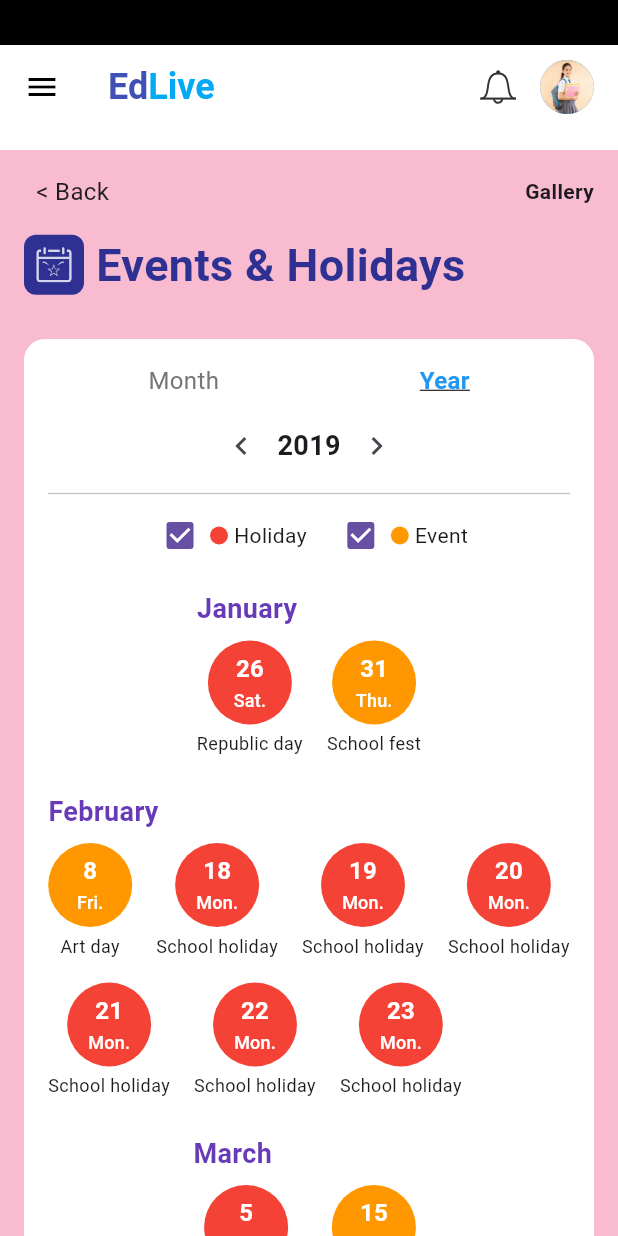
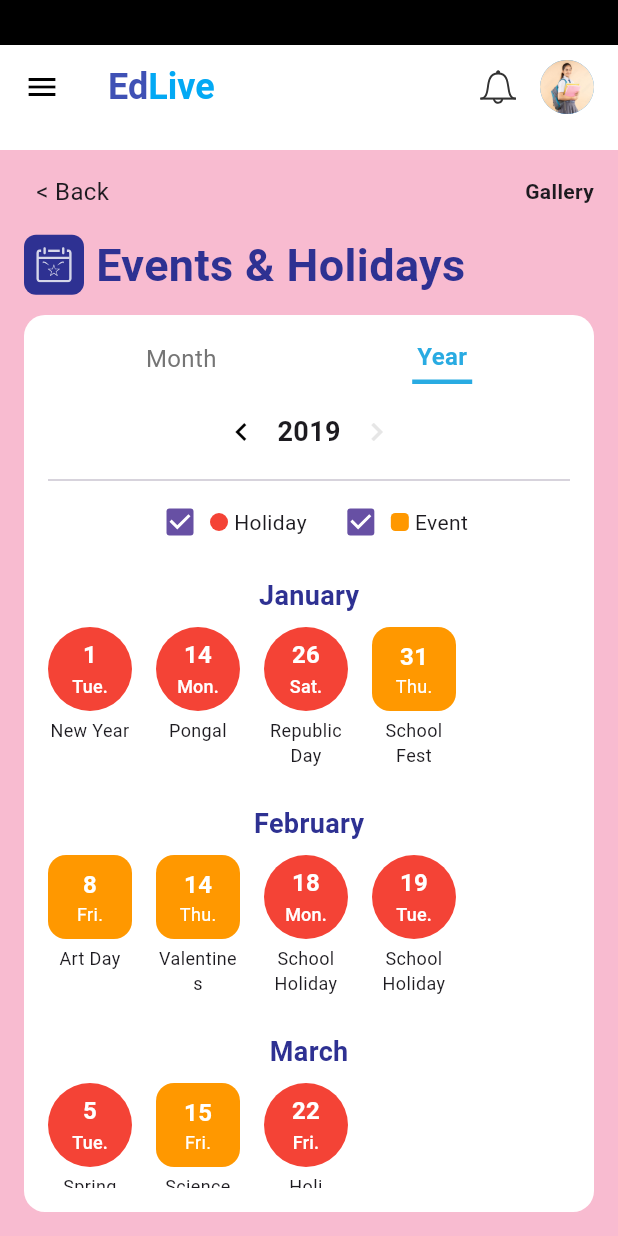
Before and after one commit to Sathiya-Developer007/EDLive-SchoolApp, a Flutter app: the EventsHolidaysPage screen opened directly, on a phone screen of 412 x 824 dp. Run offline on Flutter 3.47's test engine with Material 3 defaults, Android fonts, the phone set to English and light mode, and no system bars; our stand-ins replace flutter_svg, shared_preferences; accounts and stored records are empty.

Commit message:
Events & Holidaydays pge design finish

```diff
--- a/lib/screens/students/events_holidays_page.dart
+++ b/lib/screens/students/events_holidays_page.dart
@@ -15,83 +15,96 @@ class _EventsHolidaysPageState extends State<EventsHolidaysPage> {
   int selectedYear = 2019;
   bool isMonthSelected = false;
 
+  String currentMonth = '';
+int currentMonthIndex = 0;
+
+
+
+
   bool isHolidayChecked = true;
 bool isEventChecked = true;
 
+
+final List<String> months = [
+  'January', 'February', 'March', 'April', 'May', 'June',
+  'July', 'August', 'September', 'October', 'November', 'December'
+];
+
+
 final Map<String, List<Map<String, String>>> yearlyEvents = {
   'January': [
-      {
-        'day': '26',
-        'weekday': 'Sat.',
-        'type': 'Holiday',
-        'label': 'Republic day',
-      },
-      {'day': '31', 'weekday': 'Thu.', 'type': 'Event', 'label': 'School fest'},
+    {'day': '1', 'weekday': 'Tue.', 'type': 'Holiday', 'label': 'New Year'},
+    {'day': '14', 'weekday': 'Mon.', 'type': 'Holiday', 'label': 'Pongal'},
+    {'day': '26', 'weekday': 'Sat.', 'type': 'Holiday', 'label': 'Republic Day'},
+    {'day': '31', 'weekday': 'Thu.', 'type': 'Event', 'label': 'School Fest'},
   ],
   'February': [
-      {'day': '8', 'weekday': 'Fri.', 'type': 'Event', 'label': 'Art day'},
-      {
-        'day': '18',
-        'weekday': 'Mon.',
-        'type': 'Holiday',
-        'label': 'School holiday',
-      },
-      {
-        'day': '19',
-        'weekday': 'Mon.',
-        'type': 'Holiday',
-        'label': 'School holiday',
-      },
-      {
-        'day': '20',
-        'weekday': 'Mon.',
-        'type': 'Holiday',
-        'label': 'School holiday',
-      },
-      {
-        'day': '21',
-        'weekday': 'Mon.',
-        'type': 'Holiday',
-        'label': 'School holiday',
-      },
-      {
-        'day': '22',
-        'weekday': 'Mon.',
-        'type': 'Holiday',
-        'label': 'School holiday',
-      },
-      {
-        'day': '23',
-        'weekday': 'Mon.',
-        'type': 'Holiday',
-        'label': 'School holiday',
-      },
+    {'day': '8', 'weekday': 'Fri.', 'type': 'Event', 'label': 'Art Day'},
+    {'day': '14', 'weekday': 'Thu.', 'type': 'Event', 'label': 'Valentines Program'},
+    {'day': '18', 'weekday': 'Mon.', 'type': 'Holiday', 'label': 'School Holiday'},
+    {'day': '19', 'weekday': 'Tue.', 'type': 'Holiday', 'label': 'School Holiday'},
   ],
   'March': [
-      {
-        'day': '5',
-        'weekday': 'Tue.',
-        'type': 'Holiday',
-        'label': 'Spring Break',
-      },
-      {
-        'day': '15',
-        'weekday': 'Fri.',
-        'type': 'Event',
-        'label': 'Science Fair',
-      },
+    {'day': '5', 'weekday': 'Tue.', 'type': 'Holiday', 'label': 'Spring Break'},
+    {'day': '15', 'weekday': 'Fri.', 'type': 'Event', 'label': 'Science Fair'},
+    {'day': '22', 'weekday': 'Fri.', 'type': 'Holiday', 'label': 'Holi'},
   ],
   'April': [
-      {
-        'day': '14',
-        'weekday': 'Sun.',
-        'type': 'Holiday',
-        'label': 'Ambedkar Jayanti',
-      },
+    {'day': '14', 'weekday': 'Sun.', 'type': 'Holiday', 'label': 'Ambedkar Jayanti'},
     {'day': '22', 'weekday': 'Mon.', 'type': 'Event', 'label': 'Earth Day'},
   ],
-    // Add more months similarly...
+  'May': [
+    {'day': '1', 'weekday': 'Wed.', 'type': 'Holiday', 'label': 'Labor Day'},
+    {'day': '10', 'weekday': 'Fri.', 'type': 'Event', 'label': 'Summer Camp Starts'},
+    {'day': '25', 'weekday': 'Sat.', 'type': 'Holiday', 'label': 'Summer Vacation'},
+  ],
+  'June': [
+    {'day': '5', 'weekday': 'Wed.', 'type': 'Holiday', 'label': 'Ramzan'},
+    {'day': '15', 'weekday': 'Sat.', 'type': 'Event', 'label': 'School Reopens'},
+  ],
+  'July': [
+    {'day': '4', 'weekday': 'Thu.', 'type': 'Event', 'label': 'PTA Meeting'},
+    {'day': '20', 'weekday': 'Sat.', 'type': 'Holiday', 'label': 'Mid Term Break'},
+  ],
+  'August': [
+    {'day': '15', 'weekday': 'Thu.', 'type': 'Holiday', 'label': 'Independence Day'},
+    {'day': '29', 'weekday': 'Thu.', 'type': 'Event', 'label': 'Sports Day'},
+  ],
+  'September': [
+    {'day': '5', 'weekday': 'Thu.', 'type': 'Event', 'label': 'Teacher\'s Day'},
+    {'day': '10', 'weekday': 'Tue.', 'type': 'Holiday', 'label': 'Ganesh Chaturthi'},
+  ],
+  'October': [
+    {'day': '2', 'weekday': 'Wed.', 'type': 'Holiday', 'label': 'Gandhi Jayanti'},
+    {'day': '27', 'weekday': 'Sun.', 'type': 'Event', 'label': 'Diwali Celebration'},
+  ],
+  'November': [
+    {'day': '1', 'weekday': 'Fri.', 'type': 'Holiday', 'label': 'Kannada Rajyotsava'},
+    {'day': '14', 'weekday': 'Thu.', 'type': 'Event', 'label': 'Children\'s Day'},
+  ],
+  'December': [
+    {'day': '25', 'weekday': 'Wed.', 'type': 'Holiday', 'label': 'Christmas'},
+    {'day': '31', 'weekday': 'Tue.', 'type': 'Event', 'label': 'New Year Eve Program'},
+  ],
 };
+
+
+@override
+void initState() {
+  super.initState();
+  final now = DateTime.now();
+  currentMonthIndex = now.month - 1;
+  currentMonth = months[currentMonthIndex];
+}
+
+// String _getMonthName(int monthNumber) {
+//   const months = [
+//     'January', 'February', 'March', 'April', 'May', 'June',
+//     'July', 'August', 'September', 'October', 'November', 'December'
+//   ];
+//   return months[monthNumber - 1];
+// }
+
 
   @override
   Widget build(BuildContext context) {
@@ -156,14 +169,19 @@ bool isEventChecked = true;
             const SizedBox(height: 12),
 
             // Year Navigation
-            Container(
-              margin: const EdgeInsets.all(16),
-              padding: const EdgeInsets.symmetric(vertical: 16, horizontal: 16),
+        Expanded(
+  child: Padding(
+    padding: const EdgeInsets.symmetric(horizontal: 16), // ← Horizontal space outside the white box
+    child: Container(
+      margin: const EdgeInsets.only(bottom: 16),
+      padding: const EdgeInsets.symmetric(vertical: 16, horizontal: 16), // ← Inner space
       decoration: BoxDecoration(
         color: Colors.white,
         borderRadius: BorderRadius.circular(14),
       ),
+      child: SingleChildScrollView(
         child: Column(
+          crossAxisAlignment: CrossAxisAlignment.start,
           children: [
                   // Toggle (Month | Year)
               Row(
@@ -175,14 +193,24 @@ bool isEventChecked = true;
           isMonthSelected = true;
         });
       },
-      child: Text(
+      child: Column(
+        children: [
+          Text(
             'Month',
             style: TextStyle(
               fontSize: 16,
               fontWeight: isMonthSelected ? FontWeight.bold : FontWeight.normal,
-          color: isMonthSelected ? Colors.blue : Colors.grey[600],
-          decoration: isMonthSelected ? TextDecoration.underline : TextDecoration.none,
+              color: isMonthSelected ? Color(0xFF29ABE2) : Colors.grey[600],
             ),
+          ),
+          const SizedBox(height: 4),
+          if (isMonthSelected)
+            Container(
+              height: 3, // ← underline thickness
+              width: 40,
+              color: Color(0xFF29ABE2),
+            ),
+        ],
       ),
     ),
     GestureDetector(
@@ -191,14 +219,24 @@ bool isEventChecked = true;
           isMonthSelected = false;
         });
       },
-      child: Text(
+      child: Column(
+        children: [
+          Text(
             'Year',
             style: TextStyle(
               fontSize: 16,
               fontWeight: !isMonthSelected ? FontWeight.bold : FontWeight.normal,
-          color: !isMonthSelected ? Colors.blue : Colors.grey[600],
-          decoration: !isMonthSelected ? TextDecoration.underline : TextDecoration.none,
+              color: !isMonthSelected ? Color(0xFF29ABE2) : Colors.grey[600],
             ),
+          ),
+          const SizedBox(height: 4),
+          if (!isMonthSelected)
+            Container(
+              height: 3, // ← underline thickness
+              width: 40,
+              color: Color(0xFF29ABE2),
+            ),
+        ],
       ),
     ),
   ],
@@ -209,38 +247,58 @@ bool isEventChecked = true;
             Row(
   mainAxisAlignment: MainAxisAlignment.center,
   children: [
+    // Left Arrow (Black)
     IconButton(
       icon: const Icon(Icons.chevron_left),
+      color: Colors.black, // ← Black color
       onPressed: () {
         setState(() {
+          if (isMonthSelected) {
+            currentMonthIndex = (currentMonthIndex - 1 + 12) % 12;
+            currentMonth = months[currentMonthIndex];
+          } else {
             selectedYear--;
+          }
         });
       },
     ),
+
+    // Month or Year Text
     Text(
-                        '$selectedYear',
+      isMonthSelected ? currentMonth : '$selectedYear',
       style: const TextStyle(
         fontSize: 18,
         fontWeight: FontWeight.bold,
       ),
     ),
+
+    // Right Arrow (#E6E6E6)
     IconButton(
       icon: const Icon(Icons.chevron_right),
+      color: Color(0xFFE6E6E6), // ← Light gray color
       onPressed: () {
         setState(() {
+          if (isMonthSelected) {
+            currentMonthIndex = (currentMonthIndex + 1) % 12;
+            currentMonth = months[currentMonthIndex];
+          } else {
             selectedYear++;
+          }
         });
       },
     ),
   ],
 ),
-
   const Divider(),
 
                   // Legend
                 Row(
   mainAxisAlignment: MainAxisAlignment.center,
   children: [
+  Row(
+  mainAxisAlignment: MainAxisAlignment.center,
+  children: [
+    // Holiday
     Row(
       children: [
         Checkbox(
@@ -252,12 +310,17 @@ bool isEventChecked = true;
           },
           visualDensity: VisualDensity.compact,
         ),
-        const CircleAvatar(radius: 6, backgroundColor: Colors.red),
+        const CircleAvatar(
+          radius: 6,
+          backgroundColor: Colors.red,
+        ),
         const SizedBox(width: 4),
         const Text('Holiday'),
       ],
     ),
     const SizedBox(width: 16),
+
+    // Event
     Row(
       children: [
         Checkbox(
@@ -269,9 +332,18 @@ bool isEventChecked = true;
           },
           visualDensity: VisualDensity.compact,
         ),
-        const CircleAvatar(radius: 6, backgroundColor: Colors.orange),
+        Container(
+          width: 12,
+          height: 12,
+          decoration: BoxDecoration(
+            color: Colors.orange,
+            borderRadius: BorderRadius.circular(3), // Rounded box shape
+          ),
+        ),
         const SizedBox(width: 4),
         const Text('Event'),
+      ],
+    ),
   ],
 ),
   ],
@@ -279,29 +351,42 @@ bool isEventChecked = true;
                   const SizedBox(height: 16),
 
                   // Month-wise Events
-                  for (var month in yearlyEvents.keys)
+               for (var month in (isMonthSelected
+    ? [currentMonth] // Only current month if 'Month' tab is selected
+    : yearlyEvents.keys)) // All months if 'Year' tab is selected
+
                     Column(
                       crossAxisAlignment: CrossAxisAlignment.start,
                       children: [
-                        Text(
+                       Center(
+  child: Text(
     month,
     style: const TextStyle(
       fontWeight: FontWeight.bold,
       fontSize: 18,
-                            color: Colors.deepPurple,
+      color: Color(0xFF2E3192), // converted #2E3192
     ),
   ),
+),
+
                         const SizedBox(height: 8),
                       Wrap(
   spacing: 16,
   runSpacing: 16,
-                          children: yearlyEvents[month]!.map((event) {
-                            Color color = event['type'] == 'Holiday'
-                                ? Colors.red
-                                : Colors.orange;
+  children: yearlyEvents[month]!
+      .where((event) {
+        if (event['type'] == 'Holiday' && !isHolidayChecked) return false;
+        if (event['type'] == 'Event' && !isEventChecked) return false;
+        return true;
+      })
+      .map((event) {
+        final isHoliday = event['type'] == 'Holiday';
+        final color = isHoliday ? Colors.red : Colors.orange;
+
         return Column(
   children: [
-                                CircleAvatar(
+    isHoliday
+        ? CircleAvatar(
             backgroundColor: color,
             radius: 28,
             child: Column(
@@ -324,12 +409,48 @@ bool isEventChecked = true;
                 ),
               ],
             ),
+          )
+        : Container(
+            width: 56,
+            height: 56,
+            decoration: BoxDecoration(
+              color: color,
+              borderRadius: BorderRadius.circular(12),
+            ),
+            child: Column(
+              mainAxisAlignment: MainAxisAlignment.center,
+              children: [
+                Text(
+                  event['day']!,
+                  style: const TextStyle(
+                    color: Colors.white,
+                    fontWeight: FontWeight.bold,
+                    fontSize: 16,
+                  ),
+                ),
+                Text(
+                  event['weekday']!,
+                  style: const TextStyle(
+                    color: Colors.white,
+                    fontSize: 12,
+                  ),
+                ),
+              ],
+            ),
           ),
     const SizedBox(height: 4),
-                                Text(
+
+    // ✅ Match label width with icon width & wrap text
+    SizedBox(
+      width: 56, // Match with circle/box width
+      child: Text(
         event['label']!,
         textAlign: TextAlign.center,
         style: const TextStyle(fontSize: 12),
+        overflow: TextOverflow.visible,
+        softWrap: true,
+        maxLines: 2, // optional: allow 2 lines
+      ),
     ),
   ],
 );
@@ -341,9 +462,9 @@ bool isEventChecked = true;
                 ],
               ),
             ),
-          ],
         ),
         ),
-    );
+       ) ] ),
+    ));
   }
 }
```
Lines whose indentation alone changed are shown as unchanged.
